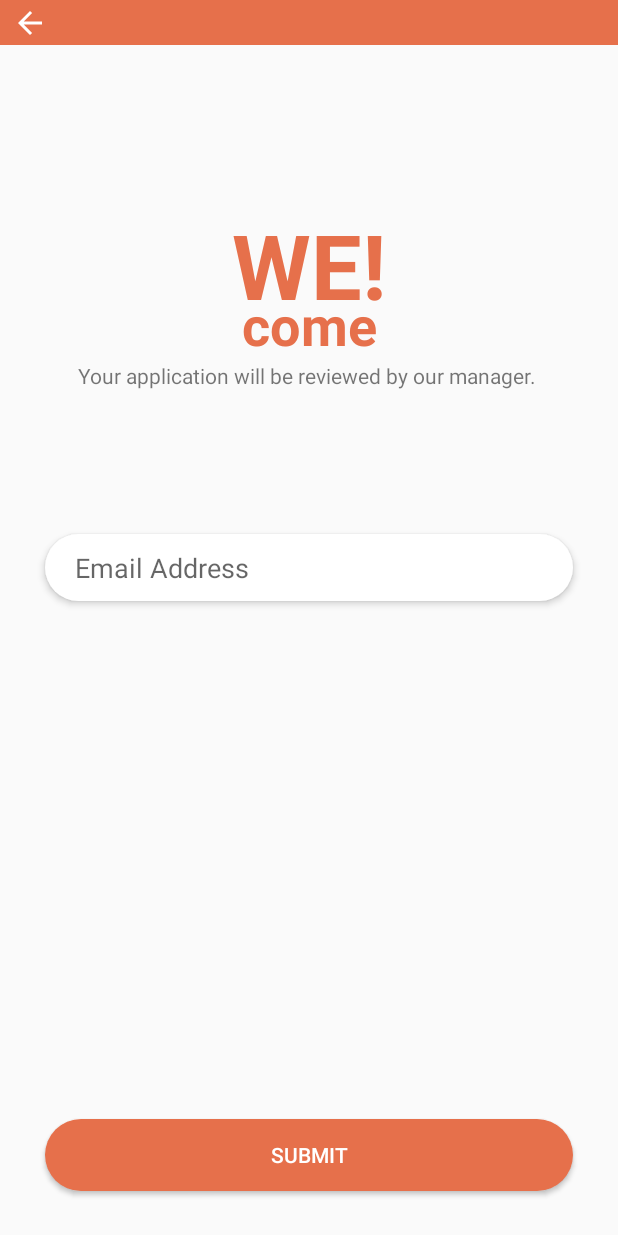
After one commit to CSC322TeamL/Online-Restaurant, an Android app: the UserRegisterRequestActivity screen opened directly, with no data from a screen before it, on a phone screen of 412 x 824 dp. The commit adds this screen. Run offline under Robolectric (Android 15) with nearby library versions, the phone set to English and light mode, and no system bars.

Commit message:
Add user register request view

```diff
--- a/Code/SimpleRestaurant/app/src/main/AndroidManifest.xml
+++ b/Code/SimpleRestaurant/app/src/main/AndroidManifest.xml
@@ -19,6 +19,8 @@
                 <category android:name="android.intent.category.LAUNCHER" />
             </intent-filter>
         </activity>
+        <activity android:name=".UserMainPage"/>
+        <activity android:name=".UserRegisterRequestActivity" android:parentActivityName=".MainActivity"/>
     </application>
 
 </manifest>
--- /dev/null
+++ b/Code/SimpleRestaurant/app/src/main/java/com/example/simplerestaurant/BaseActivity.java
@@ -0,0 +1,51 @@
+package com.example.simplerestaurant;
+
+import android.app.Activity;
+import android.os.Bundle;
+import android.view.MotionEvent;
+import android.view.View;
+import android.view.inputmethod.InputMethodManager;
+import android.widget.Toast;
+
+import androidx.annotation.Nullable;
+import androidx.appcompat.app.AppCompatActivity;
+import androidx.appcompat.widget.Toolbar;
+
+import okhttp3.OkHttpClient;
+
+public class BaseActivity extends AppCompatActivity {
+
+    protected OkHttpClient client;
+
+    @Override
+    protected void onCreate(@Nullable Bundle savedInstanceState) {
+        super.onCreate(savedInstanceState);
+        try{
+            this.getSupportActionBar().hide();
+        } catch (NullPointerException e) {}
+    }
+
+    protected void hideInputMethod(View mainBackground){
+        mainBackground.setOnTouchListener(new View.OnTouchListener() {
+            @Override
+            public boolean onTouch(View v, MotionEvent event) {
+                if(null != BaseActivity.this.getCurrentFocus()){
+                    InputMethodManager manager = (InputMethodManager) getSystemService(INPUT_METHOD_SERVICE);
+                    return manager.hideSoftInputFromWindow(BaseActivity.this.getCurrentFocus().getWindowToken(), 0);
+                }
+                return false;
+            }
+        });
+    }
+
+    protected OkHttpClient getClient(){
+        if(null == client){
+            client = new OkHttpClient();
+        }
+        return client;
+    }
+
+    protected void toastMessage(String message){
+        Toast.makeText(this, message, Toast.LENGTH_LONG).show();
+    }
+}
--- /dev/null
+++ b/Code/SimpleRestaurant/app/src/main/java/com/example/simplerestaurant/UserRegisterRequestActivity.java
@@ -0,0 +1,143 @@
+package com.example.simplerestaurant;
+
+import android.os.Bundle;
+import android.text.Editable;
+import android.text.TextWatcher;
+import android.util.Log;
+import android.view.View;
+import android.view.ViewStub;
+import android.widget.Button;
+import android.widget.EditText;
+import android.widget.ImageButton;
+import android.widget.TextView;
+
+import androidx.annotation.Nullable;
+
+import org.jetbrains.annotations.NotNull;
+
+import java.io.IOException;
+
+import kotlin.Unit;
+import okhttp3.Call;
+import okhttp3.Callback;
+import okhttp3.FormBody;
+import okhttp3.OkHttpClient;
+import okhttp3.Request;
+import okhttp3.Response;
+
+public class UserRegisterRequestActivity extends BaseActivity implements ViewStub.OnClickListener, TextWatcher {
+
+    private EditText editEmail;
+    private TextView textSuccess, textError;
+    private Button buttonSubmit;
+    private View toolbar, background;
+    private ImageButton imgbtnBackward;
+
+    @Override
+    protected void onCreate(@Nullable Bundle savedInstanceState) {
+        super.onCreate(savedInstanceState);
+        setContentView(R.layout.activity_user_register_request);
+
+        background = (View) findViewById(R.id.view_user_register);
+        editEmail = (EditText) findViewById(R.id.edittext_email);
+        textSuccess = (TextView) findViewById(R.id.textview_submitted_messsage);
+        textError = (TextView) findViewById(R.id.textview_error_message);
+        buttonSubmit = (Button) findViewById(R.id.button_submit);
+        toolbar = (View) findViewById(R.id.view_navigation_bar);
+        imgbtnBackward = (ImageButton) toolbar.findViewById(R.id.imagebtn_backward);
+
+        editEmail.setHint("Email Address");
+        hideInputMethod(background);
+
+        buttonSubmit.setOnClickListener(this);
+        imgbtnBackward.setOnClickListener(this);
+    }
+
+    private void sen2Server(String email){
+        String url = getString(R.string.base_url) + "/register_request";
+        OkHttpClient client= new OkHttpClient();
+        FormBody.Builder builder = new FormBody.Builder();
+        builder.add("useremail", email);
+        // build the request
+        Request request = new Request.Builder().url(url).post(builder.build()).build();
+        Call call = client.newCall(request);
+        call.enqueue(new Callback() {
+            @Override
+            public void onFailure(@NotNull Call call, @NotNull IOException e) {
+                runOnUiThread(new Runnable() {
+                    @Override
+                    public void run() {
+                        toastMessage("Failed to connect to server");
+                    }
+                });
+            }
+
+            @Override
+            public void onResponse(@NotNull Call call, @NotNull Response response) throws IOException {
+                final String res = response.body().string();
+                runOnUiThread(new Runnable() {
+                    @Override
+                    public void run() {
+                        handleResponse(res);
+                    }
+                });
+            }
+        });
+    }
+
+    private void handleResponse(String res){
+        Log.i("222", res);
+        // 1 is not matching
+        if(res.equals("1")){
+            // show the error message
+            textError.setText("This email has registered");
+            textError.setVisibility(View.VISIBLE);
+        } else {
+            // successfully submitted
+            editEmail.setVisibility(View.INVISIBLE);
+            textSuccess.setVisibility(View.VISIBLE);
+            buttonSubmit.setClickable(false);
+        }
+    }
+
+    @Override
+    public void onClick(View v) {
+        int id = v.getId();
+        if(id == R.id.button_submit){
+            // clear the error message if any
+            textError.setVisibility(View.INVISIBLE);
+
+            String userEmail = editEmail.getText().toString().trim();
+            //check is the text file empty or not
+            if(userEmail.length() == 0){
+                toastMessage("Email cannot be empty");
+                return;
+            }
+            // email validation
+            if(!UnitTools.isValidEmail(userEmail)){
+                textError.setText("Email is not Valid");
+                textError.setVisibility(View.VISIBLE);
+                return;
+            }
+            // otherwise, send the request to server
+            sen2Server(userEmail);
+        } else if(id == R.id.imagebtn_backward){
+            finish();
+        }
+    }
+
+    @Override
+    public void beforeTextChanged(CharSequence s, int start, int count, int after) {
+
+    }
+
+    @Override
+    public void onTextChanged(CharSequence s, int start, int before, int count) {
+        textError.setVisibility(View.INVISIBLE);
+    }
+
+    @Override
+    public void afterTextChanged(Editable s) {
+
+    }
+}
--- /dev/null
+++ b/Code/SimpleRestaurant/app/src/main/res/drawable/ic_arrow_back.xml
@@ -0,0 +1,9 @@
+<vector xmlns:android="http://schemas.android.com/apk/res/android"
+    android:width="24dp"
+    android:height="24dp"
+    android:viewportWidth="24"
+    android:viewportHeight="24">
+  <path
+      android:fillColor="#FFFFFFFF"
+      android:pathData="M20,11H7.83l5.59,-5.59L12,4l-8,8 8,8 1.41,-1.41L7.83,13H20v-2z"/>
+</vector>
--- /dev/null
+++ b/Code/SimpleRestaurant/app/src/main/res/layout/activity_user_register_request.xml
@@ -0,0 +1,102 @@
+<?xml version="1.0" encoding="utf-8"?>
+<androidx.constraintlayout.widget.ConstraintLayout
+    xmlns:android="http://schemas.android.com/apk/res/android"
+    xmlns:app="http://schemas.android.com/apk/res-auto"
+    xmlns:tools="http://schemas.android.com/tools"
+    android:layout_width="match_parent"
+    android:layout_height="match_parent"
+    android:id="@+id/view_user_register"
+    android:focusable="true"
+    android:focusableInTouchMode="true">
+
+    <include
+        android:id="@+id/view_navigation_bar"
+        layout="@layout/toolbar_navigation"/>
+
+    <TextView
+        android:id="@+id/textview_welcome1"
+        android:layout_width="wrap_content"
+        android:layout_height="wrap_content"
+        android:layout_marginTop="136dp"
+        android:text="WE!"
+        android:textColor="@color/primaryRed"
+        android:textSize="60sp"
+        android:textStyle="bold"
+        app:layout_constraintEnd_toEndOf="parent"
+        app:layout_constraintStart_toStartOf="parent"
+        app:layout_constraintTop_toTopOf="parent" />
+
+    <TextView
+        android:id="@+id/textview_welcome2"
+        android:layout_width="wrap_content"
+        android:layout_height="wrap_content"
+        android:layout_marginTop="192dp"
+        android:text="come"
+        android:textColor="@color/primaryRed"
+        android:textSize="36sp"
+        android:textStyle="bold"
+        app:layout_constraintEnd_toEndOf="parent"
+        app:layout_constraintStart_toStartOf="parent"
+        app:layout_constraintTop_toTopOf="parent" />
+
+    <TextView
+        android:id="@+id/textview_description"
+        android:layout_width="wrap_content"
+        android:layout_height="wrap_content"
+        android:text="Your application will be reviewed by our manager. "
+        app:layout_constraintEnd_toEndOf="parent"
+        app:layout_constraintStart_toStartOf="parent"
+        app:layout_constraintTop_toBottomOf="@+id/textview_welcome2" />
+
+    <include
+        android:id="@+id/edittext_email"
+        layout="@layout/rounded_edit_text"
+        android:layout_width="match_parent"
+        android:layout_height="wrap_content"
+        android:layout_marginLeft="30dp"
+        android:layout_marginTop="96dp"
+        android:layout_marginRight="30dp"
+        app:layout_constraintEnd_toEndOf="parent"
+        app:layout_constraintStart_toStartOf="parent"
+        app:layout_constraintTop_toBottomOf="@+id/textview_description"/>
+
+    <TextView
+        android:id="@+id/textview_error_message"
+        android:layout_width="wrap_content"
+        android:layout_height="wrap_content"
+        android:text="Cannot submit this application"
+        android:textColor="@color/red"
+        android:layout_marginTop="30dp"
+        app:layout_constraintEnd_toEndOf="parent"
+        app:layout_constraintStart_toStartOf="parent"
+        app:layout_constraintTop_toBottomOf="@+id/edittext_email"
+        android:visibility="invisible"/>
+
+    <TextView
+        android:id="@+id/textview_submitted_messsage"
+        android:layout_width="wrap_content"
+        android:layout_height="wrap_content"
+        android:layout_marginTop="108dp"
+        android:text="We received your application!"
+        app:layout_constraintEnd_toEndOf="parent"
+        app:layout_constraintStart_toStartOf="parent"
+        app:layout_constraintTop_toBottomOf="@+id/textview_description"
+        android:textStyle="bold"
+        android:textColor="@color/primaryGreen"
+        android:textSize="18sp"
+        android:visibility="invisible"/>
+
+    <Button
+        android:id="@+id/button_submit"
+        android:layout_width="match_parent"
+        android:layout_height="wrap_content"
+        android:layout_margin="30dp"
+        android:layout_marginTop="100dp"
+        android:background="@drawable/rounded_button_background"
+        android:text="Submit"
+        android:textColor="@color/white"
+        app:layout_constraintBottom_toBottomOf="parent"
+        app:layout_constraintEnd_toEndOf="parent"
+        app:layout_constraintStart_toStartOf="parent" />
+
+</androidx.constraintlayout.widget.ConstraintLayout>
--- /dev/null
+++ b/Code/SimpleRestaurant/app/src/main/res/layout/rounded_edit_text.xml
@@ -0,0 +1,11 @@
+<?xml version="1.0" encoding="utf-8"?>
+<EditText xmlns:android="http://schemas.android.com/apk/res/android"
+    android:layout_width="match_parent"
+    android:layout_height="wrap_content"
+    android:paddingStart="20dp"
+    android:paddingEnd="20dp"
+    android:background="@drawable/rounded_edittext_background"
+    android:textCursorDrawable="@drawable/cursor_color"
+    android:elevation="3dp">
+
+</EditText>
--- /dev/null
+++ b/Code/SimpleRestaurant/app/src/main/res/layout/toolbar_navigation.xml
@@ -0,0 +1,19 @@
+<?xml version="1.0" encoding="utf-8"?>
+<androidx.constraintlayout.widget.ConstraintLayout
+    xmlns:android="http://schemas.android.com/apk/res/android"
+    xmlns:app="http://schemas.android.com/apk/res-auto"
+    android:layout_width="match_parent"
+    android:layout_height="30dp"
+    android:background="@color/primaryRed">
+
+    <ImageButton
+        android:id="@+id/imagebtn_backward"
+        android:layout_width="24dp"
+        android:layout_height="24dp"
+        android:layout_marginStart="8dp"
+        android:background="@null"
+        android:src="@drawable/ic_arrow_back"
+        app:layout_constraintBottom_toBottomOf="parent"
+        app:layout_constraintStart_toStartOf="parent"
+        app:layout_constraintTop_toTopOf="parent" />
+</androidx.constraintlayout.widget.ConstraintLayout>
--- a/Code/SimpleRestaurant/app/src/main/res/values/colors.xml
+++ b/Code/SimpleRestaurant/app/src/main/res/values/colors.xml
@@ -7,4 +7,9 @@
     <color name="white">#FFFFFF</color>
     <color name="red">#FF0000</color>
     <color name="primaryRed">#E6704B</color>
+    <color name="primaryRedDark">#C7522D</color>
+    <color name="primaryRedLight">#EB8D70</color>
+    <color name="primaryGreen">#6A983C</color>
+    <color name="primaryGreenLight">#92C064</color>
+    <color name="primaryGreenDark">#46760A</color>
 </resources>
--- a/Code/SimpleRestaurant/app/src/main/res/values/strings.xml
+++ b/Code/SimpleRestaurant/app/src/main/res/values/strings.xml
@@ -1,3 +1,4 @@
 <resources>
     <string name="app_name">SimpleRestaurant</string>
+    <string name="base_url">http://10.0.2.2:5000</string>
 </resources>
```
Also changed, not shown: Code/SimpleRestaurant/app/src/main/java/com/example/simplerestaurant/MainActivity.java (+18 -28 lines), Code/SimpleRestaurant/app/src/main/java/com/example/simplerestaurant/UnitTools.java (added, +10 -0 lines), Code/SimpleRestaurant/app/src/main/java/com/example/simplerestaurant/UserMainPage.java (added, +28 -0 lines), Code/SimpleRestaurant/app/src/main/res/layout/activity_main.xml (+7 -16 lines), Code/SimpleRestaurant/app/src/main/res/layout/activity_user_main_page.xml (added, +14 -0 lines).
